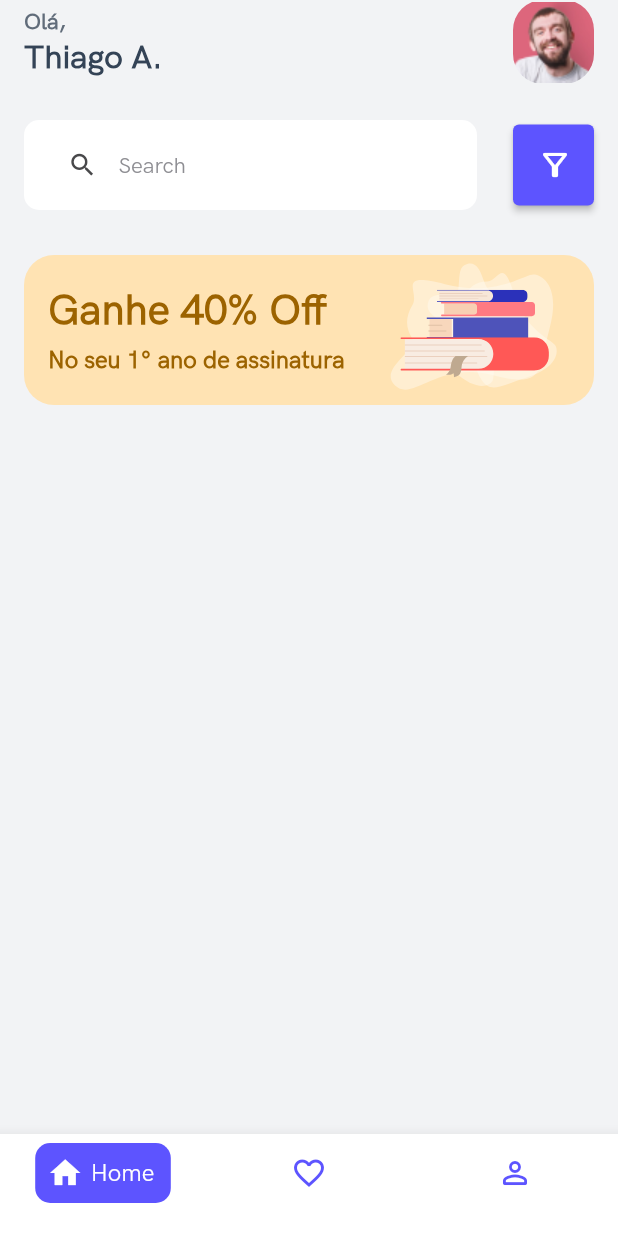
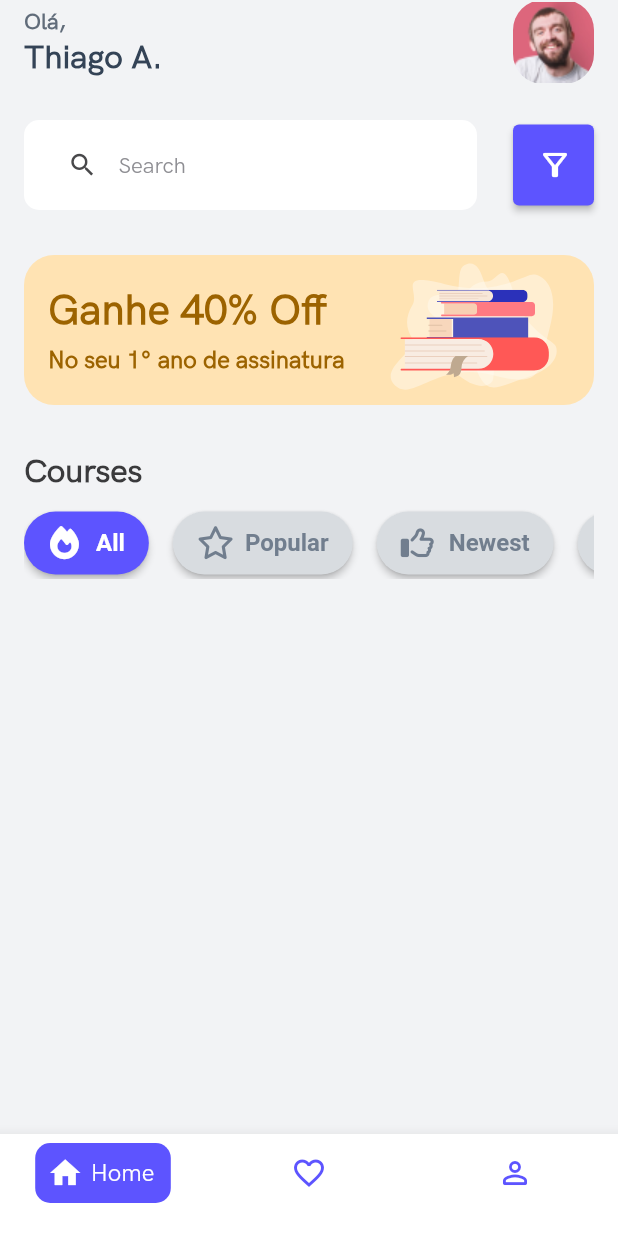
Before and after one commit to th38amorim/AmorimSmart_E-learning, a Flutter app: the screen it shows after launch, on a phone screen of 412 x 824 dp. Run offline on Flutter 3.47's test engine with Material 2 defaults, Android fonts, the phone set to English and light mode, and no system bars; our stand-ins replace flutter_modular, flutter_svg, font_awesome_flutter.

Commit message:
feat: course filter widget

```diff
--- a/lib/app/home/presentation/home_page.dart
+++ b/lib/app/home/presentation/home_page.dart
@@ -1,25 +1,95 @@
 import 'package:amorim_smart_elearning/app/home/presentation/widgets/app_bar_home_widget.dart';
+import 'package:amorim_smart_elearning/app/home/presentation/widgets/filter_option_button.dart';
 import 'package:amorim_smart_elearning/app/home/presentation/widgets/filter_text_field_widget.dart';
 import 'package:amorim_smart_elearning/app/home/presentation/widgets/subscription_promotion_widget.dart';
 import 'package:flutter/material.dart';
+import 'package:font_awesome_flutter/font_awesome_flutter.dart';
 
-class HomePage extends StatelessWidget {
+enum CourseFilter {
+  all(label: 'All', icon: FontAwesomeIcons.fire),
+  popular(label: 'Popular', icon: FontAwesomeIcons.star),
+  newest(label: 'Newest', icon: FontAwesomeIcons.thumbsUp),
+  free(label: 'Free', icon: FontAwesomeIcons.moneyBill);
+
+  final String label;
+  final IconData icon;
+
+  const CourseFilter({
+    required this.label,
+    required this.icon,
+  });
+}
+
+class HomePage extends StatefulWidget {
   const HomePage({super.key});
 
   @override
+  State<HomePage> createState() => _HomePageState();
+}
+
+class _HomePageState extends State<HomePage> {
+  CourseFilter selectedFilter = CourseFilter.all;
+
+  @override
   Widget build(BuildContext context) {
-    return const Scaffold(
-      appBar: AppBarHomeWidget(userName: 'Thiago A.'),
-      body: Padding(
-        padding: EdgeInsets.symmetric(horizontal: 16, vertical: 24),
-        child: Column(
-          children: [
-            FilterTextFieldWidget(),
-            SizedBox(height: 30),
-            SubscriptionPromotionWidget()
-          ],
+    return Scaffold(
+      appBar: const AppBarHomeWidget(userName: 'Thiago A.'),
+      body: SingleChildScrollView(
+        child: Padding(
+          padding: const EdgeInsets.symmetric(horizontal: 16, vertical: 24),
+          child: Column(
+            children: [
+              const FilterTextFieldWidget(),
+              const SizedBox(height: 30),
+              const SubscriptionPromotionWidget(),
+              const SizedBox(height: 30),
+              Column(
+                crossAxisAlignment: CrossAxisAlignment.start,
+                children: [
+                  Text(
+                    'Courses',
+                    style: Theme.of(context).textTheme.headlineMedium!.copyWith(
+                      color: const Color(0XFF3A3A3C),
+                      fontWeight: FontWeight.w700,
+                    ),
+                  ),
+                  const SizedBox(height: 10),
+                  SingleChildScrollView(
+                    scrollDirection: Axis.horizontal,
+                    child: Row(
+                      children: CourseFilter.values.map((filter) {
+                        return FilterOptionButton(
+                          label: filter.label,
+                          isSelected: selectedFilter == filter,
+                          icon: filter.icon,
+                          onTap: () {
+                            setState(() {
+                              selectedFilter = filter;
+                            });
+                          },
+                        );
+                      }).toList(),
+                    ),
+                  ),
+                ],
+              ),
+            ],
+          ),
         ),
       ),
     );
   }
+
+  IconData getIconForFilter(CourseFilter filter) {
+    switch (filter) {
+      case CourseFilter.all:
+        return FontAwesomeIcons.fire;
+      case CourseFilter.popular:
+        return Icons.star;
+      case CourseFilter.newest:
+        return FontAwesomeIcons.solidThumbsUp;
+      default:
+        return Icons.filter_list;
+    }
+  }
 }
--- /dev/null
+++ b/lib/app/home/presentation/widgets/filter_option_button.dart
@@ -0,0 +1,49 @@
+import 'package:flutter/material.dart';
+
+class FilterOptionButton extends StatelessWidget {
+  const FilterOptionButton({
+    super.key,
+    required this.label,
+    required this.isSelected,
+    required this.icon,
+    required this.onTap,
+  });
+
+  final String label;
+  final bool isSelected;
+  final IconData icon;
+  final VoidCallback onTap;
+
+  @override
+  Widget build(BuildContext context) {
+    return Padding(
+      padding: const EdgeInsets.only(right: 16),
+      child: ElevatedButton(
+        onPressed: onTap,
+        style: ElevatedButton.styleFrom(
+          foregroundColor: isSelected ? Colors.white : const Color(0XFF717E8E),
+          backgroundColor: isSelected
+              ? Theme.of(context).colorScheme.primary
+              : const Color(0XFFD8DCE0),
+          shape: RoundedRectangleBorder(
+            borderRadius: BorderRadius.circular(30),
+          ),
+          padding: const EdgeInsets.symmetric(horizontal: 16, vertical: 10),
+        ),
+        child: Row(
+          children: [
+            Icon(icon, size: 22),
+            const SizedBox(width: 10),
+            Text(
+              label,
+              style: const TextStyle(
+                fontSize: 16,
+                fontWeight: FontWeight.bold,
+              ),
+            ),
+          ],
+        ),
+      ),
+    );
+  }
+}
--- a/lib/app/home/presentation/widgets/filter_text_field_widget.dart
+++ b/lib/app/home/presentation/widgets/filter_text_field_widget.dart
@@ -18,6 +18,7 @@ class FilterTextFieldWidget extends StatelessWidget {
             child: Padding(
               padding: const EdgeInsets.symmetric(horizontal: 15),
               child: TextField(
+                textCapitalization: TextCapitalization.words,
                 decoration: InputDecoration(
                   hintText: 'Search',
                   hintStyle: Theme.of(context).textTheme.titleMedium!.copyWith(
--- a/pubspec.yaml
+++ b/pubspec.yaml
@@ -16,6 +16,7 @@ dependencies:
   flutter_modular: ^6.3.2
   flutter_bloc: ^8.1.3
   flutter_svg: ^2.0.7
+  font_awesome_flutter: ^10.6.0
 
 dev_dependencies:
   flutter_test:
```
Also changed, not shown: pubspec.lock.
